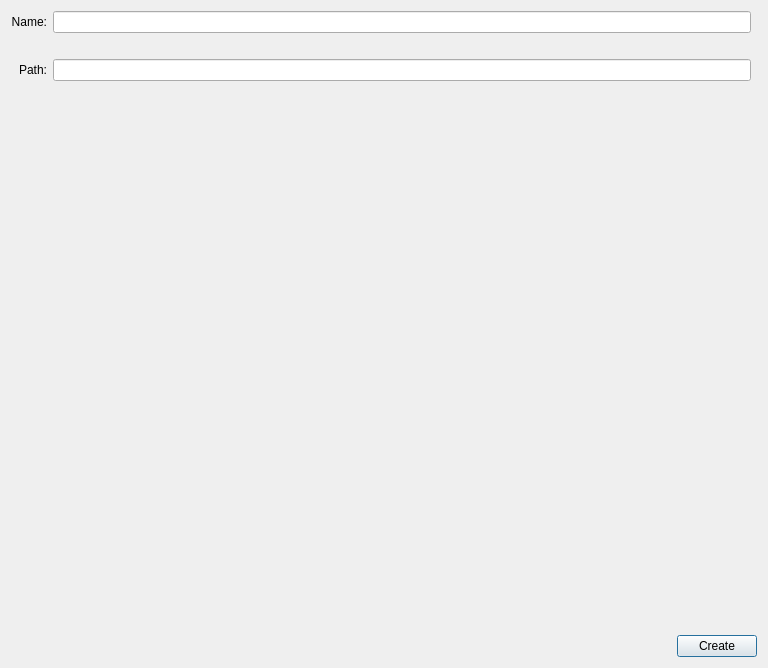
Qt form uis/flow/editor/project/new_project_dialog.ui (AdamMinge/pillar_app) before a commit.
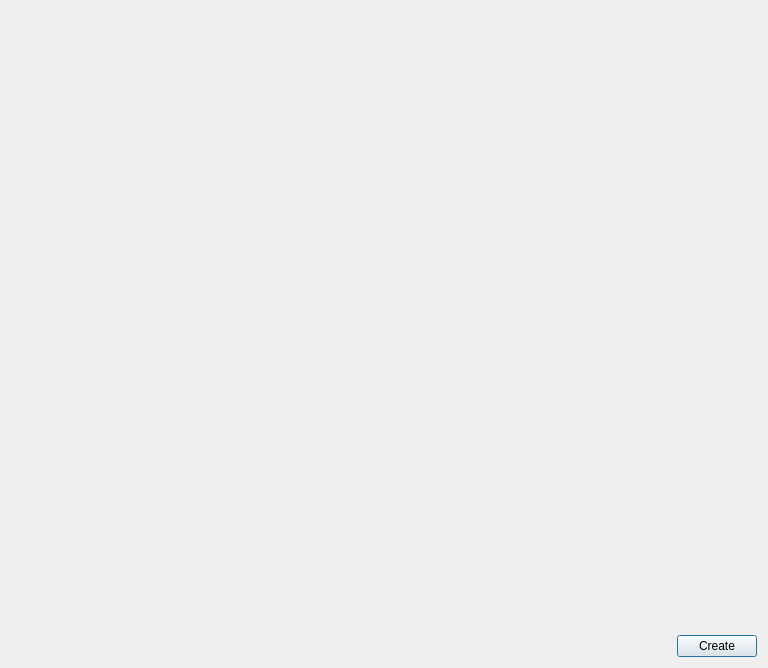
The same form after that commit. Custom widgets are drawn as their Qt base class.

Commit message: add NameAndPathFiller Widget and use it in document/project creation dialog

What changed in the file:
```diff
--- a/uis/flow/editor/project/new_project_dialog.ui
+++ b/uis/flow/editor/project/new_project_dialog.ui
@@ -15,71 +15,7 @@
   </property>
   <layout class="QVBoxLayout" name="verticalLayout">
    <item>
-    <layout class="QGridLayout" name="gridLayout">
-     <property name="topMargin">
-      <number>0</number>
-     </property>
-     <item row="3" column="1">
-      <widget class="utils::QtDirBrowserLineEdit" name="m_project_path_edit">
-       <property name="text">
-        <string notr="true"/>
-       </property>
-      </widget>
-     </item>
-     <item row="1" column="0">
-      <widget class="QLabel" name="m_project_name_label">
-       <property name="text">
-        <string>Name:</string>
-       </property>
-       <property name="alignment">
-        <set>Qt::AlignRight|Qt::AlignTrailing|Qt::AlignVCenter</set>
-       </property>
-      </widget>
-     </item>
-     <item row="3" column="0">
-      <widget class="QLabel" name="m_project_path_label">
-       <property name="text">
-        <string>Path:</string>
-       </property>
-       <property name="alignment">
-        <set>Qt::AlignRight|Qt::AlignTrailing|Qt::AlignVCenter</set>
-       </property>
-      </widget>
-     </item>
-     <item row="4" column="0" colspan="3">
-      <widget class="QLabel" name="m_project_path_error_message">
-       <property name="styleSheet">
-        <string notr="true">color : #ed4337</string>
-       </property>
-       <property name="text">
-        <string notr="true"/>
-       </property>
-       <property name="alignment">
-        <set>Qt::AlignCenter</set>
-       </property>
-      </widget>
-     </item>
-     <item row="1" column="1">
-      <widget class="QLineEdit" name="m_project_name_edit">
-       <property name="text">
-        <string notr="true"/>
-       </property>
-      </widget>
-     </item>
-     <item row="2" column="0" colspan="2">
-      <widget class="QLabel" name="m_project_name_error_message">
-       <property name="styleSheet">
-        <string notr="true">color : #ed4337</string>
-       </property>
-       <property name="text">
-        <string notr="true"/>
-       </property>
-       <property name="alignment">
-        <set>Qt::AlignCenter</set>
-       </property>
-      </widget>
-     </item>
-    </layout>
+    <widget class="utils::QtNameAndPathFiller" name="m_name_and_path_filler" native="true"/>
    </item>
    <item>
     <spacer name="verticalSpacer">
@@ -125,9 +61,10 @@
  </widget>
  <customwidgets>
   <customwidget>
-   <class>utils::QtDirBrowserLineEdit</class>
-   <extends>QLineEdit</extends>
-   <header location="global">flow/utils/qt/line_edit/dir_browser_line_edit.h</header>
+   <class>utils::QtNameAndPathFiller</class>
+   <extends>QWidget</extends>
+   <header location="global">flow/utils/qt/widget/name_and_path_filler.h</header>
+   <container>1</container>
   </customwidget>
  </customwidgets>
  <resources/>
```
The commit also changes 14 other files.
